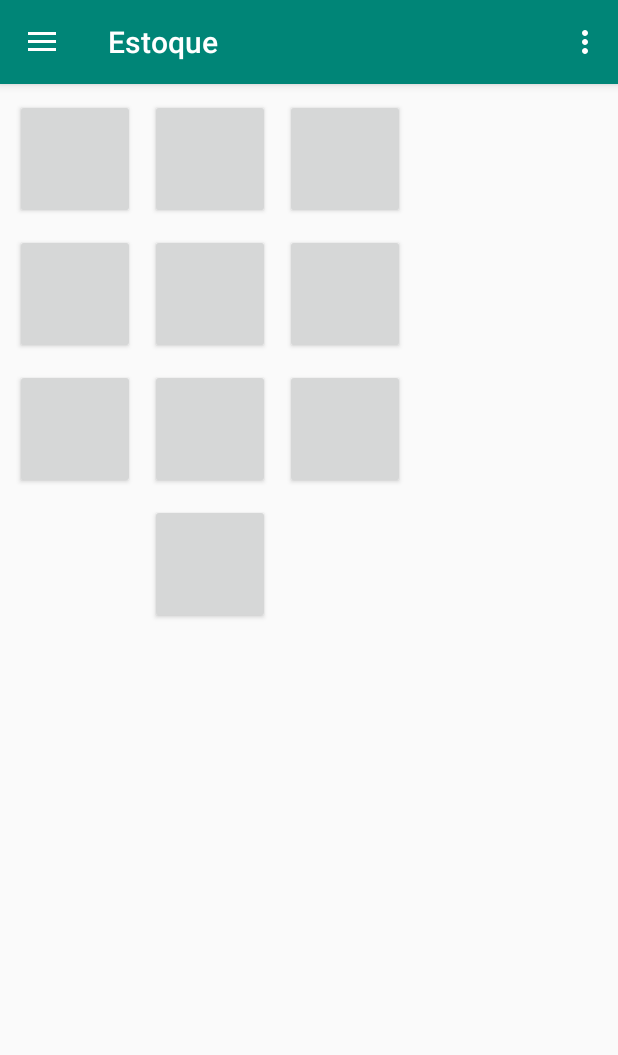
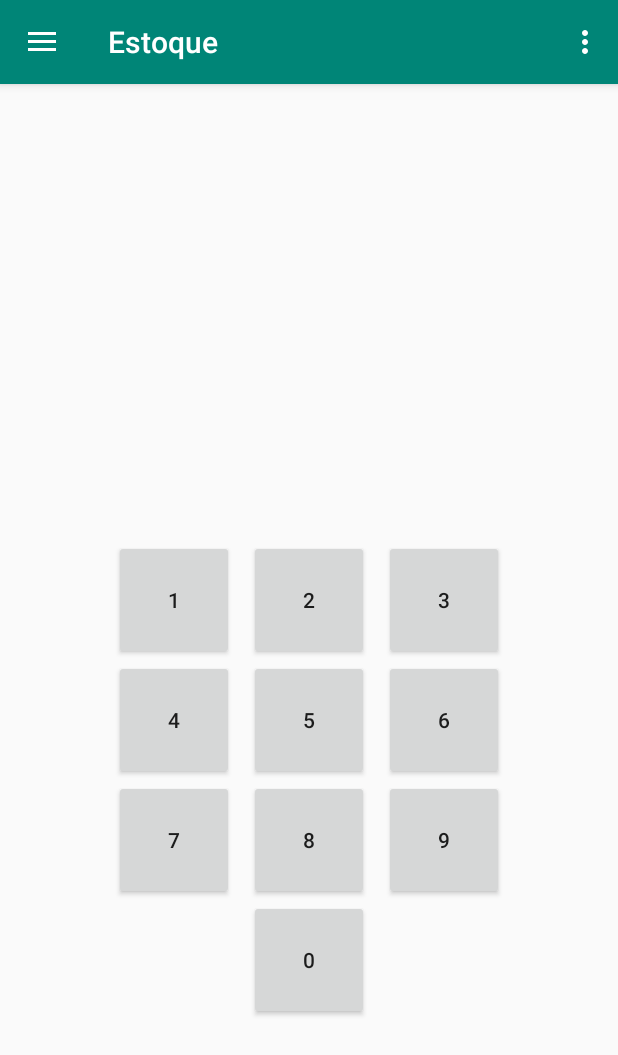
Before and after one commit to jeancsanchez/Calculadoras, an Android app: the screen it shows after launch (MainActivity), on a phone screen of 412 x 824 dp. Shown: the top 1055 px of the screen. Run offline under Robolectric (Android 15) with nearby library versions, the phone set to English and light mode, and no system bars.

Commit message:
layout calculadora v2.

```diff
--- a/app/src/main/res/layout/content_main.xml
+++ b/app/src/main/res/layout/content_main.xml
@@ -13,80 +13,107 @@
         android:id="@+id/btnUm"
         android:layout_width="@dimen/botao_largura"
         android:layout_height="@dimen/botao_altura"
-        app:layout_constraintStart_toStartOf="parent" />
+        android:layout_marginEnd="10dp"
+        android:text="1"
+        app:layout_constraintBottom_toBottomOf="@id/btnDois"
+        app:layout_constraintEnd_toStartOf="@id/btnDois"
+        app:layout_constraintTop_toTopOf="@id/btnDois" />
+
 
     <Button
         android:id="@+id/btnDois"
         android:layout_width="@dimen/botao_largura"
         android:layout_height="@dimen/botao_altura"
-        android:layout_marginStart="10dp"
-        app:layout_constraintStart_toEndOf="@id/btnUm" />
+        android:text="2"
+        app:layout_constraintBottom_toTopOf="@id/btnCinco"
+        app:layout_constraintEnd_toEndOf="@id/btnCinco"
+        app:layout_constraintStart_toStartOf="@id/btnCinco" />
+
 
     <Button
         android:id="@+id/btnTres"
         android:layout_width="@dimen/botao_largura"
         android:layout_height="@dimen/botao_altura"
         android:layout_marginStart="10dp"
-        app:layout_constraintEnd_toEndOf="pa"
-        app:layout_constraintStart_toEndOf="@id/btnDois" />
+        android:text="3"
+        app:layout_constraintBottom_toBottomOf="@id/btnDois"
+        app:layout_constraintStart_toEndOf="@id/btnDois"
+        app:layout_constraintTop_toTopOf="@id/btnDois" />
+
 
     <Button
         android:id="@+id/btnQuatro"
         android:layout_width="@dimen/botao_largura"
         android:layout_height="@dimen/botao_altura"
-        android:layout_marginTop="10dp"
-        app:layout_constraintTop_toBottomOf="@id/btnUm" />
+        android:layout_marginEnd="10dp"
+        android:text="4"
+        app:layout_constraintBottom_toBottomOf="@id/btnCinco"
+        app:layout_constraintEnd_toStartOf="@id/btnCinco"
+        app:layout_constraintTop_toTopOf="@id/btnCinco" />
+
 
     <Button
         android:id="@+id/btnCinco"
         android:layout_width="@dimen/botao_largura"
         android:layout_height="@dimen/botao_altura"
-        android:layout_marginStart="10dp"
-        android:layout_marginTop="10dp"
-        app:layout_constraintStart_toEndOf="@id/btnQuatro"
-        app:layout_constraintTop_toBottomOf="@id/btnDois" />
+        android:layout_marginTop="80dp"
+        android:text="5"
+        app:layout_constraintBottom_toBottomOf="parent"
+        app:layout_constraintEnd_toEndOf="parent"
+        app:layout_constraintStart_toStartOf="parent"
+        app:layout_constraintTop_toTopOf="parent" />
 
     <Button
         android:id="@+id/btnSeis"
         android:layout_width="@dimen/botao_largura"
         android:layout_height="@dimen/botao_altura"
         android:layout_marginStart="10dp"
-        android:layout_marginTop="10dp"
+        android:text="6"
+        app:layout_constraintBottom_toBottomOf="@id/btnCinco"
         app:layout_constraintStart_toEndOf="@id/btnCinco"
-        app:layout_constraintTop_toBottomOf="@id/btnTres" />
+        app:layout_constraintTop_toTopOf="@id/btnCinco" />
+
 
     <Button
         android:id="@+id/btnSete"
         android:layout_width="@dimen/botao_largura"
         android:layout_height="@dimen/botao_altura"
-        android:layout_marginTop="10dp"
-        app:layout_constraintTop_toBottomOf="@id/btnQuatro" />
+        android:layout_marginEnd="10dp"
+        android:text="7"
+        app:layout_constraintBottom_toBottomOf="@id/btnOito"
+        app:layout_constraintEnd_toStartOf="@id/btnOito"
+        app:layout_constraintTop_toTopOf="@id/btnOito" />
+
 
     <Button
         android:id="@+id/btnOito"
         android:layout_width="@dimen/botao_largura"
         android:layout_height="@dimen/botao_altura"
-        android:layout_marginStart="10dp"
-        android:layout_marginTop="10dp"
-        app:layout_constraintStart_toEndOf="@id/btnSete"
+        android:text="8"
+        app:layout_constraintEnd_toEndOf="@id/btnCinco"
+        app:layout_constraintStart_toStartOf="@id/btnCinco"
         app:layout_constraintTop_toBottomOf="@id/btnCinco" />
+
 
     <Button
         android:id="@+id/btnNove"
         android:layout_width="@dimen/botao_largura"
         android:layout_height="@dimen/botao_altura"
         android:layout_marginStart="10dp"
-        android:layout_marginTop="10dp"
+        android:text="9"
+        app:layout_constraintBottom_toBottomOf="@id/btnOito"
         app:layout_constraintStart_toEndOf="@id/btnOito"
-        app:layout_constraintTop_toBottomOf="@id/btnSeis" />
+        app:layout_constraintTop_toTopOf="@id/btnOito" />
+
 
     <Button
         android:id="@+id/btnZero"
         android:layout_width="@dimen/botao_largura"
         android:layout_height="@dimen/botao_altura"
-        android:layout_marginTop="10dp"
-        app:layout_constraintEnd_toEndOf="@id/btnNove"
-        app:layout_constraintStart_toStartOf="@id/btnSete"
+        android:text="0"
+        app:layout_constraintEnd_toEndOf="@id/btnOito"
+        app:layout_constraintStart_toStartOf="@id/btnOito"
         app:layout_constraintTop_toBottomOf="@id/btnOito" />
 
+
 </android.support.constraint.ConstraintLayout>
```
